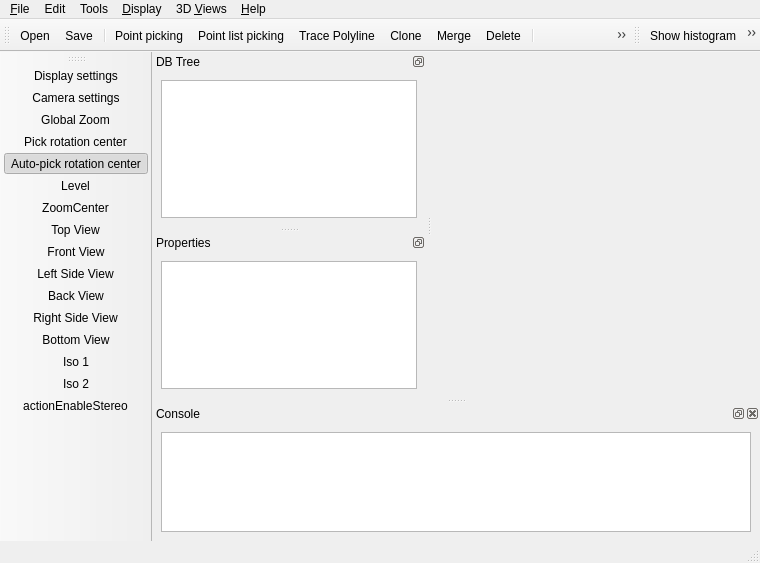
This is qCC/ui_templates/mainWindow.ui in lljydyx/ForkCloudCompare as Qt 5 draws it before an edit. The edited form follows.
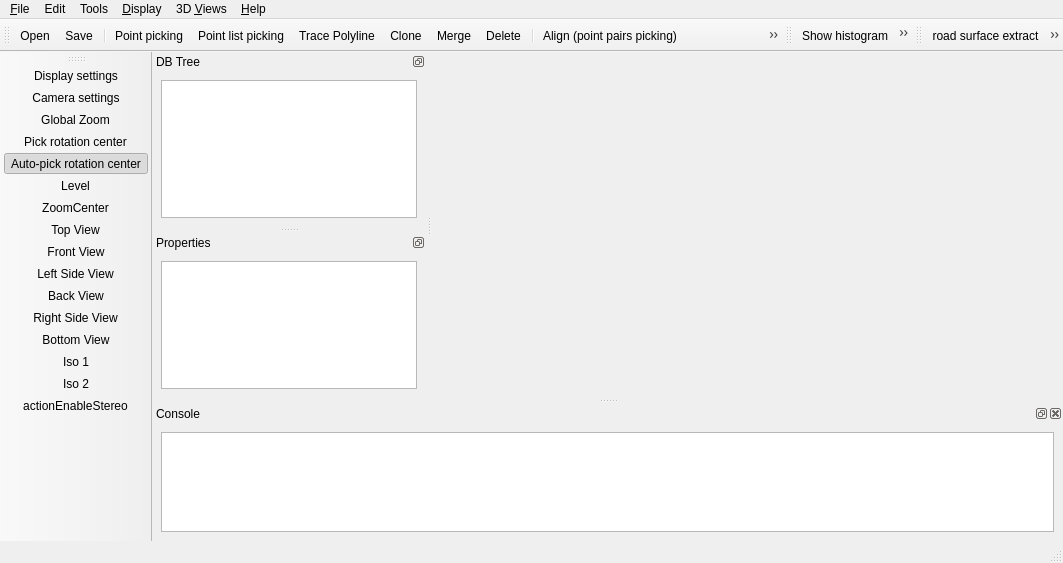
This is the edited form. Icons and pictures are not drawn. Custom widgets are drawn as their Qt base class.

```diff
--- a/qCC/ui_templates/mainWindow.ui
+++ b/qCC/ui_templates/mainWindow.ui
@@ -6,7 +6,7 @@
    <rect>
     <x>0</x>
     <y>0</y>
-    <width>760</width>
+    <width>1063</width>
     <height>563</height>
    </rect>
   </property>
@@ -38,7 +38,7 @@
     <rect>
      <x>0</x>
      <y>0</y>
-     <width>760</width>
+     <width>1063</width>
      <height>23</height>
     </rect>
    </property>
@@ -701,7 +701,6 @@
    <addaction name="actionPrimitiveFactory"/>
    <addaction name="actionRasterize"/>
    <addaction name="actionSORFilter"/>
-   <addaction name="actionRSE"/>
    <addaction name="actionDoTest"/>
    <addaction name="separator"/>
    <addaction name="actionSegment"/>
@@ -785,6 +784,19 @@
     </layout>
    </widget>
   </widget>
+  <widget class="QToolBar" name="toolBarXJ">
+   <property name="windowTitle">
+    <string>toolBar</string>
+   </property>
+   <attribute name="toolBarArea">
+    <enum>TopToolBarArea</enum>
+   </attribute>
+   <attribute name="toolBarBreak">
+    <bool>false</bool>
+   </attribute>
+   <addaction name="actionRSE"/>
+   <addaction name="actionPCtoPolyline"/>
+  </widget>
   <action name="actionOpen">
    <property name="icon">
     <iconset resource="../icones.qrc">
@@ -3097,6 +3109,14 @@
     <string>路面点云检测</string>
    </property>
   </action>
+  <action name="actionPCtoPolyline">
+   <property name="text">
+    <string>点云生成矢量线</string>
+   </property>
+   <property name="toolTip">
+    <string>将点云按照顺序连接，生成闭合矢量线</string>
+   </property>
+  </action>
  </widget>
  <customwidgets>
   <customwidget>
```
